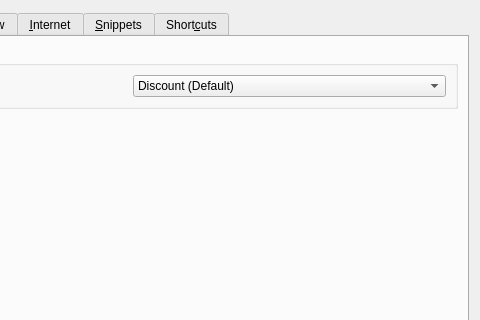
This is app/optionsdialog.ui in Waqar144/CuteMarkEd-NG as Qt 5 draws it before an edit; both pictures show x 220 to 700 and y 0 to 320 of the 700 by 500 pixel window. The edited form follows.
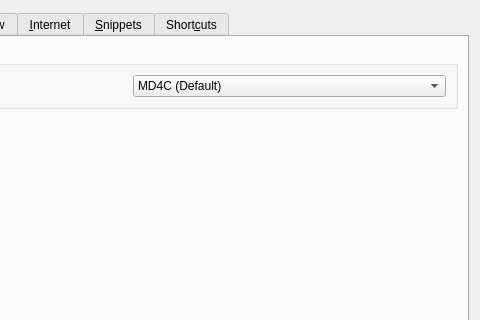
This is the edited form.

Commit message: Fix markdown converter option still old one

```diff
--- a/app/optionsdialog.ui
+++ b/app/optionsdialog.ui
@@ -44,7 +44,7 @@
            <widget class="QComboBox" name="converterComboBox">
             <item>
              <property name="text">
-              <string extracomment="Name of a Markdown to HTML converter library">Discount (Default)</string>
+              <string extracomment="Name of a Markdown to HTML converter library">MD4C (Default)</string>
              </property>
             </item>
             <item>
```
